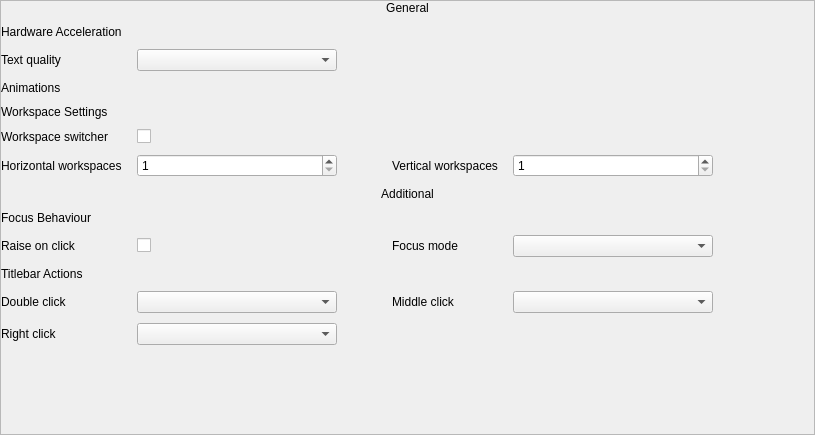
Qt form stacer/Pages/GnomeSettings/window_manager_settings.ui (oguzhaninan/Stacer) before a commit.
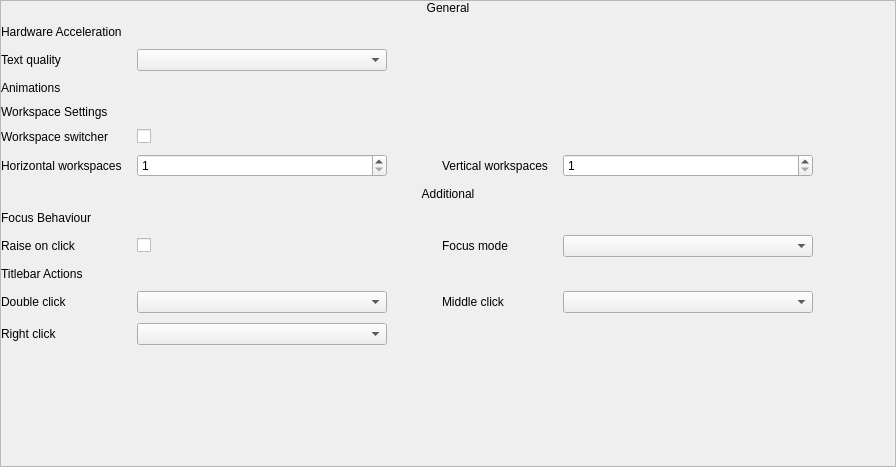
The same form after that commit.

The edit to the form file:
```diff
--- a/stacer/Pages/GnomeSettings/window_manager_settings.ui
+++ b/stacer/Pages/GnomeSettings/window_manager_settings.ui
@@ -6,8 +6,8 @@
    <rect>
     <x>0</x>
     <y>0</y>
-    <width>815</width>
-    <height>435</height>
+    <width>896</width>
+    <height>467</height>
    </rect>
   </property>
   <property name="windowTitle">
@@ -45,8 +45,8 @@
        <rect>
         <x>0</x>
         <y>0</y>
-        <width>813</width>
-        <height>433</height>
+        <width>894</width>
+        <height>465</height>
        </rect>
       </property>
       <layout class="QGridLayout" name="gridLayout">
@@ -166,7 +166,7 @@
          </property>
          <property name="minimumSize">
           <size>
-           <width>200</width>
+           <width>250</width>
            <height>0</height>
           </size>
          </property>
@@ -364,7 +364,7 @@
          </property>
          <property name="minimumSize">
           <size>
-           <width>200</width>
+           <width>250</width>
            <height>0</height>
           </size>
          </property>
@@ -389,7 +389,7 @@
          </property>
          <property name="minimumSize">
           <size>
-           <width>200</width>
+           <width>250</width>
            <height>0</height>
           </size>
          </property>
@@ -424,7 +424,7 @@
          </property>
          <property name="minimumSize">
           <size>
-           <width>200</width>
+           <width>250</width>
            <height>0</height>
           </size>
          </property>
@@ -462,7 +462,7 @@
          </property>
          <property name="minimumSize">
           <size>
-           <width>200</width>
+           <width>250</width>
            <height>0</height>
           </size>
          </property>
```
